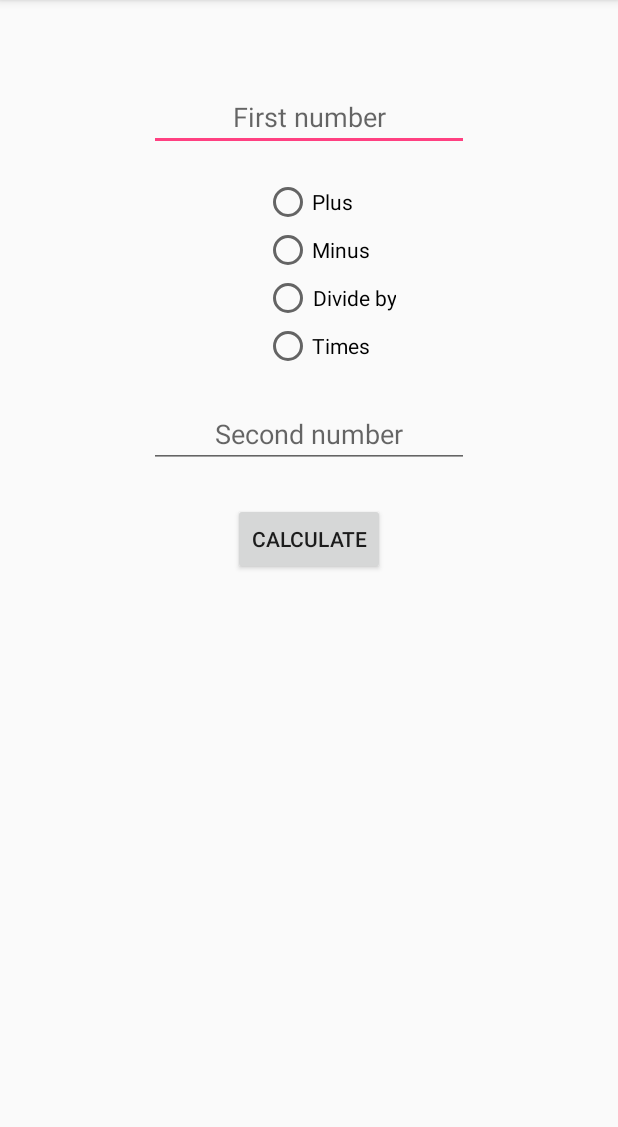
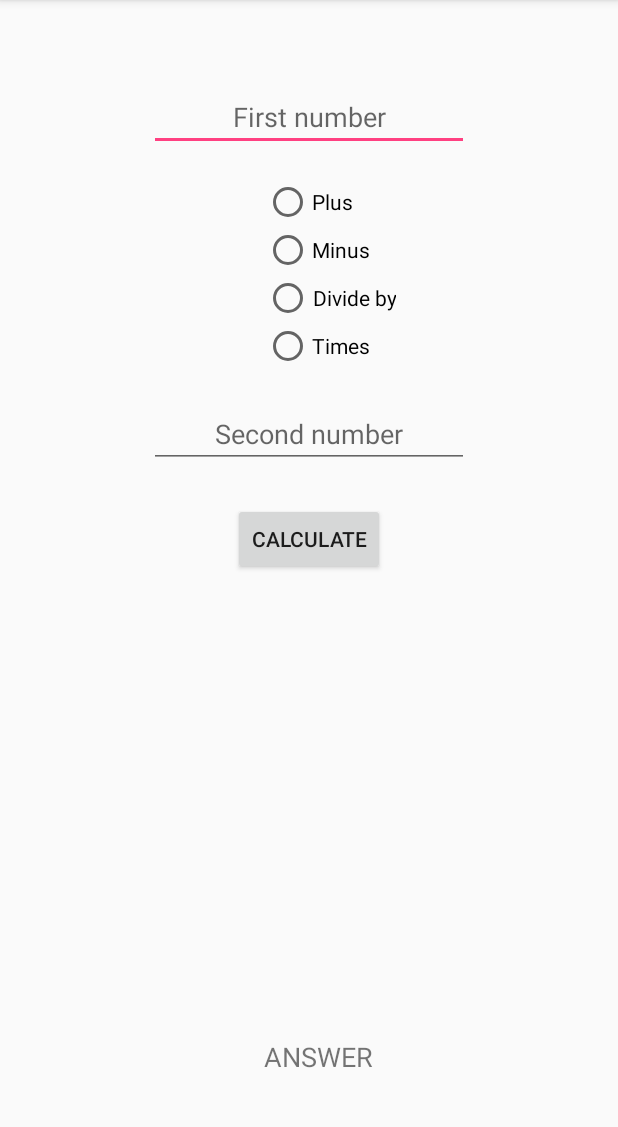
Before and after one commit to urmilshroff/stupid_calculator, an Android app: the screen it shows after launch (MainActivity), on a phone screen of 412 x 824 dp, the part 84-1211 px from its top. Run offline under Robolectric (Android 15) with nearby library versions, the phone set to English and light mode, and no system bars.

Commit message:
2 plus 2 is 4, minus 1 that's 3 quick mathsss

```diff
--- a/app/src/main/res/layout/activity_main.xml
+++ b/app/src/main/res/layout/activity_main.xml
@@ -23,7 +23,7 @@
             android:textAlignment="center" />
 
         <EditText
-            android:id="@+id/number02"
+            android:id="@+id/input02"
             android:layout_width="wrap_content"
             android:layout_height="wrap_content"
             android:layout_alignStart="@+id/input01"
@@ -74,11 +74,23 @@
             android:id="@+id/calculate"
             android:layout_width="wrap_content"
             android:layout_height="wrap_content"
-            android:layout_below="@+id/number02"
+            android:layout_below="@+id/input02"
             android:layout_centerHorizontal="true"
             android:layout_marginTop="23dp"
+            android:onClick="onButtonClick"
             android:text="CALCULATE"
             android:textAlignment="center" />
 
+        <TextView
+            android:id="@+id/output"
+            android:layout_width="wrap_content"
+            android:layout_height="wrap_content"
+            android:layout_alignParentBottom="true"
+            android:layout_alignStart="@+id/mult"
+            android:layout_marginBottom="51dp"
+            android:text="ANSWER"
+            android:textAlignment="center"
+            android:textSize="18sp" />
+
     </RelativeLayout>
 </android.support.constraint.ConstraintLayout>
```
Also changed, not shown: app/src/main/java/com/urmilshroff/stupidcalculator/MainActivity.java (+26 -2 lines).
